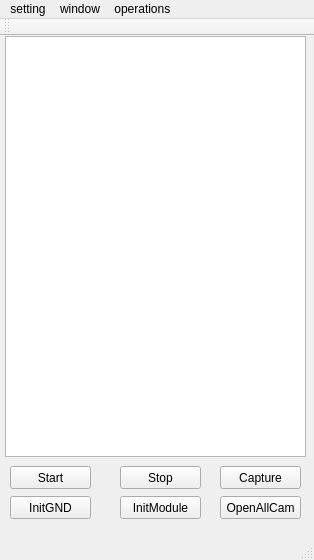
This is src/formCameraWindow/formcamwindow.ui in guanglun/GLMocap as Qt 5 draws it before an edit. The edited form follows.
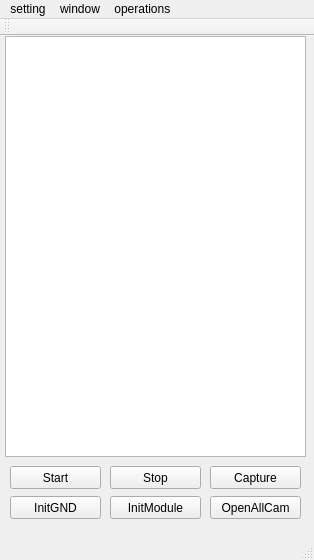
This is the edited form.

Diff of the .ui file:
```diff
--- a/src/formCameraWindow/formcamwindow.ui
+++ b/src/formCameraWindow/formcamwindow.ui
@@ -41,7 +41,7 @@
      <rect>
       <x>10</x>
       <y>430</y>
-      <width>81</width>
+      <width>91</width>
       <height>23</height>
      </rect>
     </property>
@@ -52,9 +52,9 @@
    <widget class="QPushButton" name="pb_stop">
     <property name="geometry">
      <rect>
-      <x>120</x>
+      <x>110</x>
       <y>430</y>
-      <width>81</width>
+      <width>91</width>
       <height>23</height>
      </rect>
     </property>
@@ -65,9 +65,9 @@
    <widget class="QPushButton" name="pb_capture">
     <property name="geometry">
      <rect>
-      <x>220</x>
+      <x>210</x>
       <y>430</y>
-      <width>81</width>
+      <width>91</width>
       <height>23</height>
      </rect>
     </property>
@@ -78,9 +78,9 @@
    <widget class="QPushButton" name="pb_init_module">
     <property name="geometry">
      <rect>
-      <x>120</x>
+      <x>110</x>
       <y>460</y>
-      <width>81</width>
+      <width>91</width>
       <height>23</height>
      </rect>
     </property>
@@ -91,9 +91,9 @@
    <widget class="QPushButton" name="pb_open_all_cam">
     <property name="geometry">
      <rect>
-      <x>220</x>
+      <x>210</x>
       <y>460</y>
-      <width>81</width>
+      <width>91</width>
       <height>23</height>
      </rect>
     </property>
@@ -106,7 +106,7 @@
      <rect>
       <x>10</x>
       <y>460</y>
-      <width>81</width>
+      <width>91</width>
       <height>23</height>
      </rect>
     </property>
```
Left out of the diff: 2 changed lines with no effect on the pictures.
